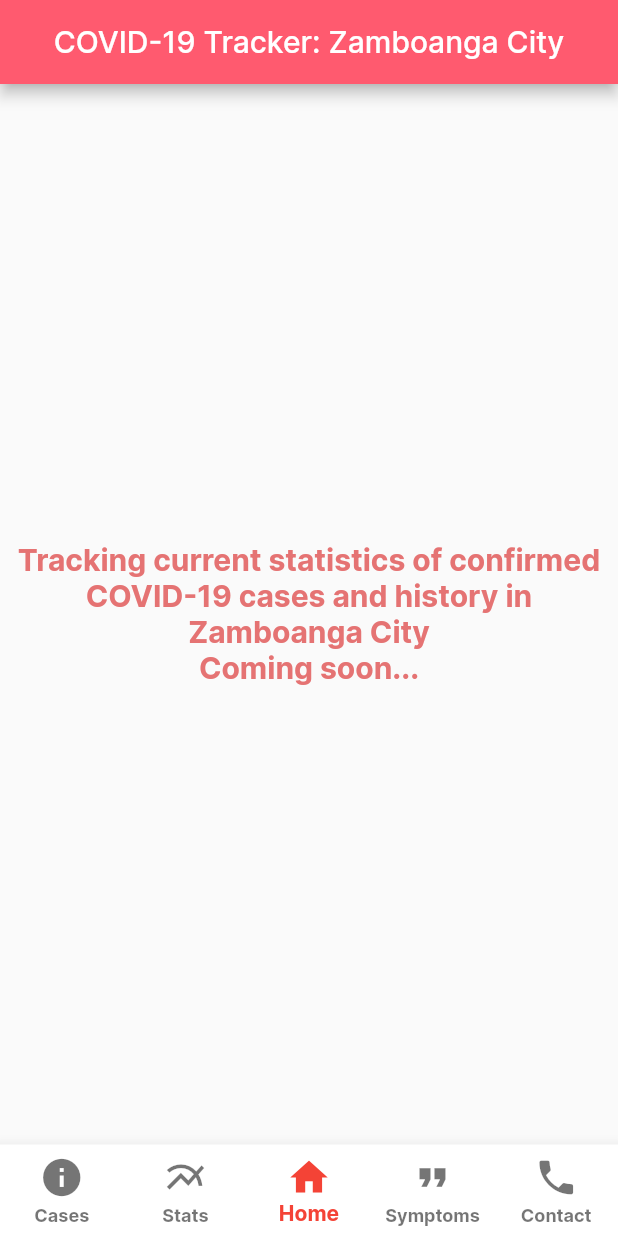
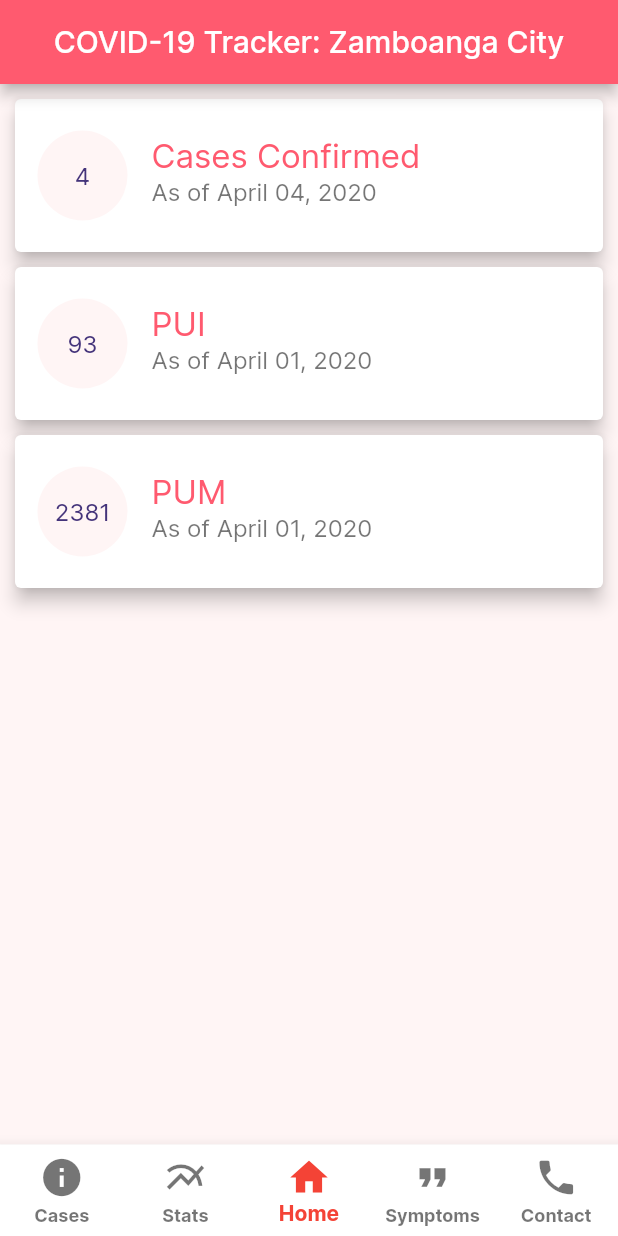
Before and after one commit to zambotech/covid19zc_app, a Flutter app: the screen it shows after launch, on a phone screen of 412 x 824 dp. Run offline on Flutter 3.47's test engine with Material 2 defaults, Android fonts, the phone set to English and light mode, and no system bars.

Commit message:
feat: Created a Cards for home content (#13)
* feat: Created a Cards for home content

```diff
--- a/lib/main.dart
+++ b/lib/main.dart
@@ -14,7 +14,7 @@ class MyApp extends StatelessWidget {
       theme: ThemeData(
         primarySwatch: Colors.red,
         primaryColor: Color(hexColor('#FF5A6F')),
-        accentColor: Colors.red[200],
+        accentColor: Color(0xfffff5f5),
         fontFamily: 'Inter',
         textTheme: TextTheme(
         body1: TextStyle(
--- a/lib/pages/Home.dart
+++ b/lib/pages/Home.dart
@@ -1,3 +1,4 @@
+import 'package:covid19zc_app/assets/hex.dart';
 import 'package:flutter/material.dart';
 
 class Home extends StatefulWidget {
@@ -8,25 +9,78 @@ class Home extends StatefulWidget {
 class _HomeState extends State<Home> {
   @override
   Widget build(BuildContext context) {
+    double width = MediaQuery.of(context).size.width;
+    double height = MediaQuery.of(context).size.height;
+
     return Scaffold(
+      backgroundColor: Theme.of(context).accentColor,
       appBar: AppBar(
         title: Text('COVID-19 Tracker: Zamboanga City'),
         centerTitle: true,
       ),
-      body: Center(
-        child: Column(
-          mainAxisAlignment: MainAxisAlignment.center,
-          children: <Widget>[
-            Text(
-              'Tracking current statistics of confirmed COVID-19 cases and history in Zamboanga City',
-              textAlign: TextAlign.center,
-            ),
-            Text(
-              'Coming soon...',
-            ),
-          ],
+
+      body: Padding(
+        padding: EdgeInsets.fromLTRB(0, 10, 0, 10),
+        child: Center(
+          child: Column(
+            mainAxisAlignment: MainAxisAlignment.start,
+            children: homeChildren(width, height)
+          ),
         ),
       ), // This trailing comma makes auto-formatting nicer for build methods.
     );
   }
+
+  List<Widget> homeChildren(double width, double height){
+    List<Widget> homeChildren = List<Widget>();
+    for (var i = 0; i < 3; i++) {
+      homeChildren.add( Card(
+        elevation: 5.0,
+        margin: EdgeInsets.fromLTRB(10, 0, 10, 10),
+        child: Padding(
+          padding: const EdgeInsets.all(15.0),
+          child: Row(
+            children: <Widget>[
+              CircleAvatar(
+                child: Text(
+                  i == 0 ? '4'
+                  : i == 1 ? '93'
+                  : '2381',
+                  style: TextStyle(
+                    color: Color(0xff44337a),
+                  ),
+                ),
+                radius: 30,
+                backgroundColor: Theme.of(context).accentColor
+              ),
+              Container(
+                width: width - 120,
+                child: ListTile(
+                  title: Text(
+                    i == 0 ? 'Cases Confirmed'
+                    : i == 1 ? 'PUI'
+                    : 'PUM',
+                    style: TextStyle(
+                      color: Color(0xffff5a6f),
+                      fontSize: 22
+                    ),
+                  ),
+                  subtitle: Text(
+                    i == 0 ? 'As of April 04, 2020'
+                    : i == 1 ? 'As of April 01, 2020'
+                    : 'As of April 01, 2020',
+                    style: TextStyle(
+                      fontSize: 16,
+                      fontWeight: FontWeight.normal
+                    ),
+                  ),
+                ),
+              ),
+            ],
+          ),
+        ),
+      ));
+    }
+    return homeChildren;
+  }
 }
```
Also changed, not shown: 6 other files.
